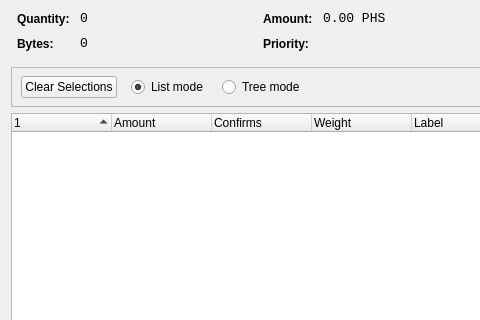
Qt form src/qt/forms/coincontroldialog.ui (philosopherstonecoin/philosopherstone) before a commit; both pictures show x 0 to 480 and y 0 to 320 of the 1000 by 500 pixel window.
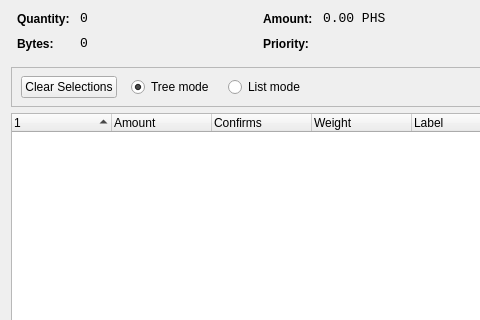
The same form after that commit. Custom widgets are drawn as their Qt base class.

```diff
--- a/src/qt/forms/coincontroldialog.ui
+++ b/src/qt/forms/coincontroldialog.ui
@@ -397,7 +397,7 @@
         </widget>
        </item>
        <item>
-        <widget class="QRadioButton" name="radioListMode">
+        <widget class="QRadioButton" name="radioTreeMode">
          <property name="sizePolicy">
           <sizepolicy hsizetype="Maximum" vsizetype="Fixed">
            <horstretch>0</horstretch>
@@ -405,7 +405,7 @@
           </sizepolicy>
          </property>
          <property name="text">
-          <string>List mode</string>
+          <string>Tree mode</string>
          </property>
          <property name="checked">
           <bool>true</bool>
@@ -413,7 +413,7 @@
         </widget>
        </item>
        <item>
-        <widget class="QRadioButton" name="radioTreeMode">
+        <widget class="QRadioButton" name="radioListMode">
          <property name="sizePolicy">
           <sizepolicy hsizetype="Maximum" vsizetype="Fixed">
            <horstretch>0</horstretch>
@@ -421,7 +421,7 @@
           </sizepolicy>
          </property>
          <property name="text">
-          <string>Tree mode</string>
+          <string>List mode</string>
          </property>
         </widget>
        </item>
```
